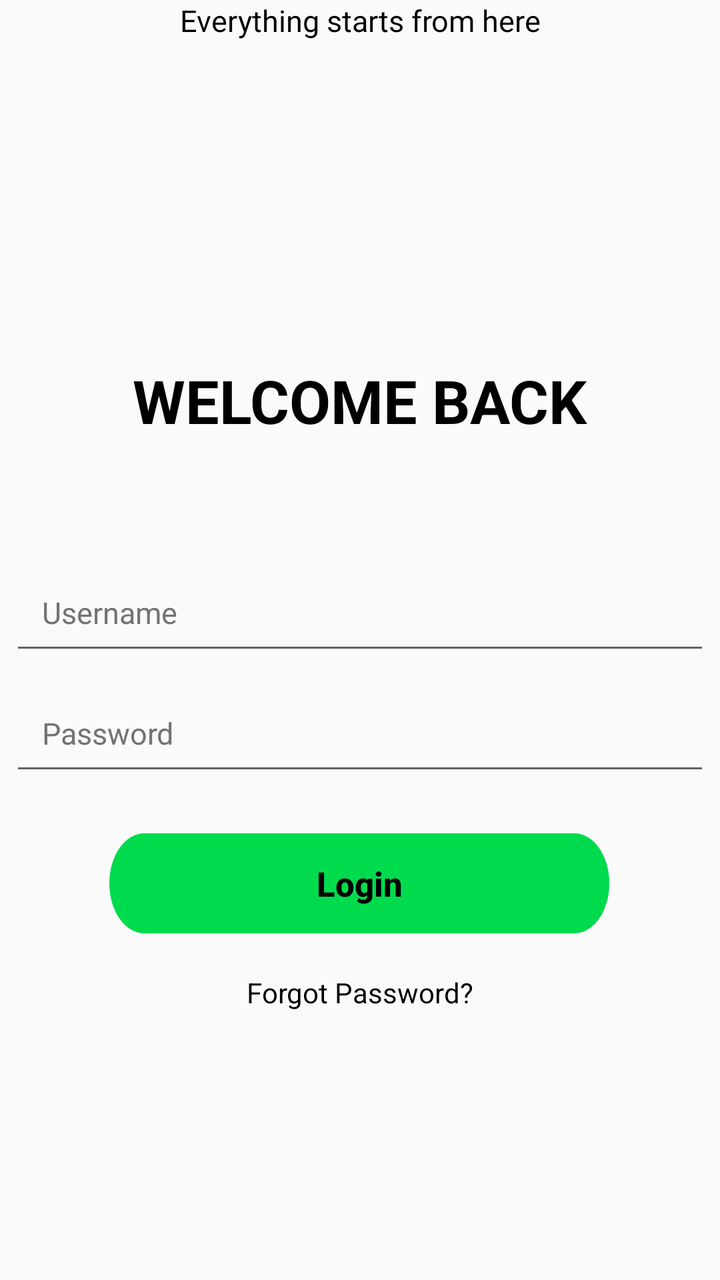
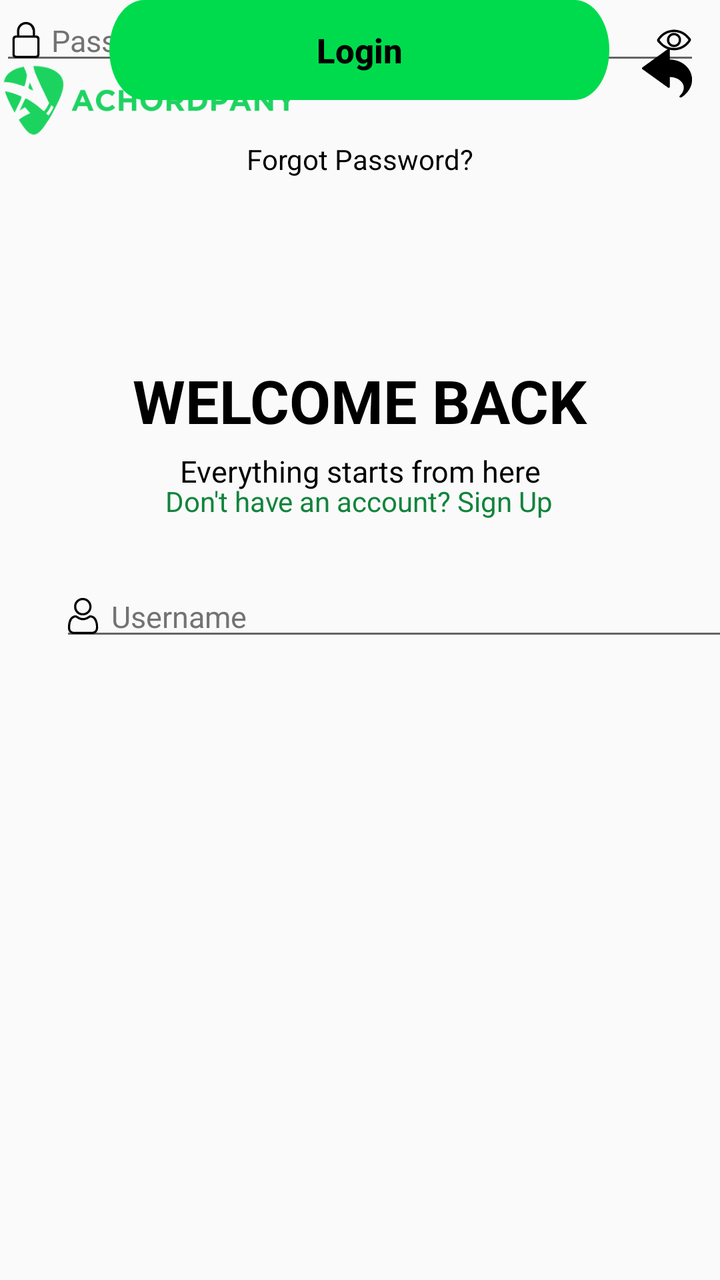

Screens rendered from an Android XML layout before and after an edit, with the pre-edit source and the edit as a unified diff.
<!-- AndroidManifest.xml: application theme Theme.Achordpany -->
<!-- res/layout/activity_login.xml -->
<?xml version="1.0" encoding="utf-8"?>
<androidx.constraintlayout.widget.ConstraintLayout xmlns:android="http://schemas.android.com/apk/res/android"
    xmlns:app="http://schemas.android.com/apk/res-auto"
    xmlns:tools="http://schemas.android.com/tools"
    android:layout_width="match_parent"
    android:layout_height="match_parent"
    android:background="@color/background_light"
    tools:context="com.example.achordpany.MainActivity">

    

    


    <TextView
        android:id="@+id/heading1"
        android:layout_width="wrap_content"
        android:layout_height="wrap_content"
        android:layout_marginTop="180dp"
        android:text="WELCOME BACK"
        android:textColor="@android:color/black"
        android:textSize="30sp"
        android:textStyle="bold"
        app:layout_constraintEnd_toEndOf="parent"
        app:layout_constraintStart_toStartOf="parent"
        app:layout_constraintTop_margin="16dp"
        app:layout_constraintTop_toTopOf="parent"
        tools:ignore="HardcodedText" />

    <TextView
        android:id="@+id/heading2"
        android:layout_width="wrap_content"
        android:layout_height="wrap_content"
        android:text="Everything starts from here"
        android:textColor="@android:color/black"
        android:textSize="15sp"
        app:layout_constraintEnd_toEndOf="parent"
        app:layout_constraintStart_toStartOf="parent"
        app:layout_constraintStart_toBottomOf="parent"
        app:layout_constraintTop_margin="16dp"
        tools:ignore="HardcodedText"
        tools:layout_editor_absoluteY="220dp" />

    <androidx.appcompat.widget.AppCompatEditText
        android:id="@+id/editTextUsername"
        android:layout_width="350dp"
        android:layout_height="wrap_content"
        android:layout_marginTop="280dp"
        android:hint="Username"
        android:padding="16dp"
        android:textColorHint="#737373"
        android:textSize="15sp"
        app:layout_constraintEnd_toEndOf="parent"
        app:layout_constraintHorizontal_bias="0.491"
        app:layout_constraintStart_toStartOf="parent"
        app:layout_constraintTop_toTopOf="parent"
        tools:ignore="HardcodedText" />

    <androidx.appcompat.widget.AppCompatEditText
        android:id="@+id/editTextPassword"
        android:layout_width="350dp"
        android:layout_height="wrap_content"
        android:layout_marginTop="8dp"
        android:hint="Password"
        android:inputType="textPassword"
        android:padding="16dp"
        android:textColorHint="#737373"
        android:textSize="15sp"
        app:layout_constraintEnd_toEndOf="parent"
        app:layout_constraintHorizontal_bias="0.491"
        app:layout_constraintStart_toStartOf="parent"
        app:layout_constraintTop_toBottomOf="@+id/editTextUsername"
        tools:ignore="HardcodedText" />

    <Button
        android:id="@+id/buttonLogin"
        android:layout_width="250dp"
        android:layout_height="50dp"
        android:layout_marginTop="24dp"
        android:background="@drawable/btn_login_light"
        android:paddingLeft="16dp"
        android:paddingRight="16dp"
        android:text="Login"
        android:textAllCaps="false"
        android:textColor="@android:color/black"
        android:textSize="17sp"
        android:textStyle="bold"
        app:layout_constraintEnd_toEndOf="parent"
        app:layout_constraintHorizontal_bias="0.496"
        app:layout_constraintStart_toStartOf="parent"
        app:layout_constraintTop_toBottomOf="@id/editTextPassword"
        tools:ignore="HardcodedText" />

    <TextView
        android:id="@+id/textnoacccount"
        android:layout_width="wrap_content"
        android:layout_height="wrap_content"
        android:layout_marginTop="152dp"
        android:text="Don't have an account?"
        android:textColor="@android:color/black"
        android:textSize="14sp"
        app:layout_constraintEnd_toEndOf="parent"
        app:layout_constraintHorizontal_bias="0.498"
        app:layout_constraintStart_toStartOf="parent"
        app:layout_constraintTop_toBottomOf="@id/textForgotPassword"
        tools:ignore="HardcodedText" />

    <TextView
        android:id="@+id/textForgotPassword"
        android:layout_width="wrap_content"
        android:layout_height="wrap_content"
        android:layout_marginTop="20dp"
        android:text="Forgot Password?"
        android:textColor="@android:color/black"
        android:textSize="14sp"
        app:layout_constraintEnd_toEndOf="parent"
        app:layout_constraintStart_toStartOf="parent"
        app:layout_constraintTop_toBottomOf="@id/buttonLogin"
        tools:ignore="HardcodedText" />




</androidx.constraintlayout.widget.ConstraintLayout>
<!-- resources referenced by this layout -->
<resources>
  <color name="background_light">#FFFAFAFA</color>
  <!-- drawable btn_login_light (drawable) -->
  <vector xmlns:android="http://schemas.android.com/apk/res/android"
      android:width="266dp"
      android:height="37dp"
      android:viewportWidth="266"
      android:viewportHeight="37">
    <path
        android:pathData="M18.5,0L247.5,0A18.5,18.5 0,0 1,266 18.5L266,18.5A18.5,18.5 0,0 1,247.5 37L18.5,37A18.5,18.5 0,0 1,0 18.5L0,18.5A18.5,18.5 0,0 1,18.5 0z"
        android:fillColor="#00DB4D"/>
  </vector>
  <style name="Theme.Achordpany" parent="Theme.MaterialComponents.DayNight.DarkActionBar">
          
          <item name="android:windowBackground">@color/background_light</item>
          
          <item name="colorPrimary">@color/light_green</item>
          <item name="colorPrimaryVariant">@color/light_green_700</item>
          <item name="colorOnPrimary">@color/text_dark</item>
          
          <item name="colorSecondary">@color/dark_green_200</item>
          <item name="colorSecondaryVariant">@color/dark_green_700</item>
          <item name="colorOnSecondary">@color/text_dark</item>
          
          <item name="android:statusBarColor">?attr/colorPrimaryVariant</item>
          
      </style>
  <color name="light_green">#FF1DD360</color>
  <color name="light_green_700">#FF11843C</color>
  <color name="text_dark">#FF121212</color>
  <color name="dark_green_200">#FFAEFFCB</color>
  <color name="dark_green_700">#FF009635</color>
</resources>

<!-- the commit's change to res/layout/activity_login.xml (unified diff, before → after) -->
@@ -23,7 +23,6 @@
         android:textStyle="bold"
         app:layout_constraintEnd_toEndOf="parent"
         app:layout_constraintStart_toStartOf="parent"
-        app:layout_constraintTop_margin="16dp"
         app:layout_constraintTop_toTopOf="parent"
         tools:ignore="HardcodedText" />
 
@@ -36,47 +35,42 @@
         android:textSize="15sp"
         app:layout_constraintEnd_toEndOf="parent"
         app:layout_constraintStart_toStartOf="parent"
-        app:layout_constraintStart_toBottomOf="parent"
-        app:layout_constraintTop_margin="16dp"
+        app:layout_constraintTop_toBottomOf="@id/heading1"
+        android:layout_marginTop="5dp"
         tools:ignore="HardcodedText"
         tools:layout_editor_absoluteY="220dp" />
 
-    <androidx.appcompat.widget.AppCompatEditText
-        android:id="@+id/editTextUsername"
+    <EditText
         android:layout_width="350dp"
         android:layout_height="wrap_content"
-        android:layout_marginTop="280dp"
-        android:hint="Username"
-        android:padding="16dp"
-        android:textColorHint="#737373"
+        android:text=" Username"
+        android:textColor="#737373"
         android:textSize="15sp"
-        app:layout_constraintEnd_toEndOf="parent"
-        app:layout_constraintHorizontal_bias="0.491"
+        android:inputType="text"
+        android:drawableStart="@drawable/ic_user_black"
         app:layout_constraintStart_toStartOf="parent"
         app:layout_constraintTop_toTopOf="parent"
+        android:layout_marginTop="288dp"
+        android:layout_marginStart="30dp"
         tools:ignore="HardcodedText" />
 
-    <androidx.appcompat.widget.AppCompatEditText
-        android:id="@+id/editTextPassword"
+    <EditText
         android:layout_width="350dp"
         android:layout_height="wrap_content"
-        android:layout_marginTop="8dp"
-        android:hint="Password"
-        android:inputType="textPassword"
-        android:padding="16dp"
-        android:textColorHint="#737373"
+        android:text=" Password"
+        android:textColor="#737373"
         android:textSize="15sp"
-        app:layout_constraintEnd_toEndOf="parent"
-        app:layout_constraintHorizontal_bias="0.491"
-        app:layout_constraintStart_toStartOf="parent"
-        app:layout_constraintTop_toBottomOf="@+id/editTextUsername"
+        android:inputType="text"
+        tools:layout_editor_absoluteX="30dp"
+        tools:layout_editor_absoluteY="340dp"
+        android:drawableStart="@drawable/ic_lock_black"
+        android:drawableEnd="@drawable/ic_eye_black"
         tools:ignore="HardcodedText" />
 
     <Button
         android:id="@+id/buttonLogin"
         android:layout_width="250dp"
         android:layout_height="50dp"
-        android:layout_marginTop="24dp"
         android:background="@drawable/btn_login_light"
         android:paddingLeft="16dp"
         android:paddingRight="16dp"
@@ -88,16 +82,17 @@
         app:layout_constraintEnd_toEndOf="parent"
         app:layout_constraintHorizontal_bias="0.496"
         app:layout_constraintStart_toStartOf="parent"
-        app:layout_constraintTop_toBottomOf="@id/editTextPassword"
-        tools:ignore="HardcodedText" />
+        app:layout_constraintStart_toTopOf="parent"
+        tools:ignore="HardcodedText"
+        tools:layout_editor_absoluteY="424dp" />
 
     <TextView
-        android:id="@+id/textnoacccount"
+        android:id="@+id/textNoAccount"
         android:layout_width="wrap_content"
         android:layout_height="wrap_content"
         android:layout_marginTop="152dp"
-        android:text="Don't have an account?"
-        android:textColor="@android:color/black"
+        android:text="Don't have an account? Sign Up"
+        android:textColor="#FF11843C"
         android:textSize="14sp"
         app:layout_constraintEnd_toEndOf="parent"
         app:layout_constraintHorizontal_bias="0.498"
@@ -118,7 +113,25 @@
         app:layout_constraintTop_toBottomOf="@id/buttonLogin"
         tools:ignore="HardcodedText" />
 
+    <ImageView
+        android:id="@+id/imageView"
+        android:layout_width="25dp"
+        android:layout_height="25dp"
+        android:layout_marginTop="24dp"
+        android:contentDescription="@string/image_description"
+        app:layout_constraintEnd_toEndOf="parent"
+        app:layout_constraintHorizontal_bias="0.958"
+        app:layout_constraintStart_toStartOf="parent"
+        app:layout_constraintTop_toTopOf="parent"
+        app:srcCompat="@drawable/ic_return_black_24dp" />
 
+    <ImageView
+        android:id="@+id/logoImageView"
+        android:layout_width="150dp"
+        android:layout_height="100dp"
+        app:srcCompat="@drawable/logo_light"
+        tools:layout_editor_absoluteX="16dp"
+        tools:layout_editor_absoluteY="-10dp" />
 
 
 </androidx.constraintlayout.widget.ConstraintLayout>
<!-- resource entries referenced after the edit -->
@@ -11,6 +11,12 @@
         android:pathData="M18.5,0L247.5,0A18.5,18.5 0,0 1,266 18.5L266,18.5A18.5,18.5 0,0 1,247.5 37L18.5,37A18.5,18.5 0,0 1,0 18.5L0,18.5A18.5,18.5 0,0 1,18.5 0z"
         android:fillColor="#00DB4D"/>
   </vector>
+  <!-- drawable ic_eye_black: vector/xml drawable (drawable, 3278 chars, omitted) -->
+  <!-- drawable ic_lock_black: vector/xml drawable (drawable, 6104 chars, omitted) -->
+  <!-- drawable ic_return_black_24dp: vector/xml drawable (drawable, 4053 chars, omitted) -->
+  <!-- drawable ic_user_black: vector/xml drawable (drawable, 4708 chars, omitted) -->
+  <!-- drawable logo_light: png bitmap (drawable, 15048 bytes) -->
+  <string name="image_description">Return</string>
   <style name="Theme.Achordpany" parent="Theme.MaterialComponents.DayNight.DarkActionBar">
           
           <item name="android:windowBackground">@color/background_light</item>
